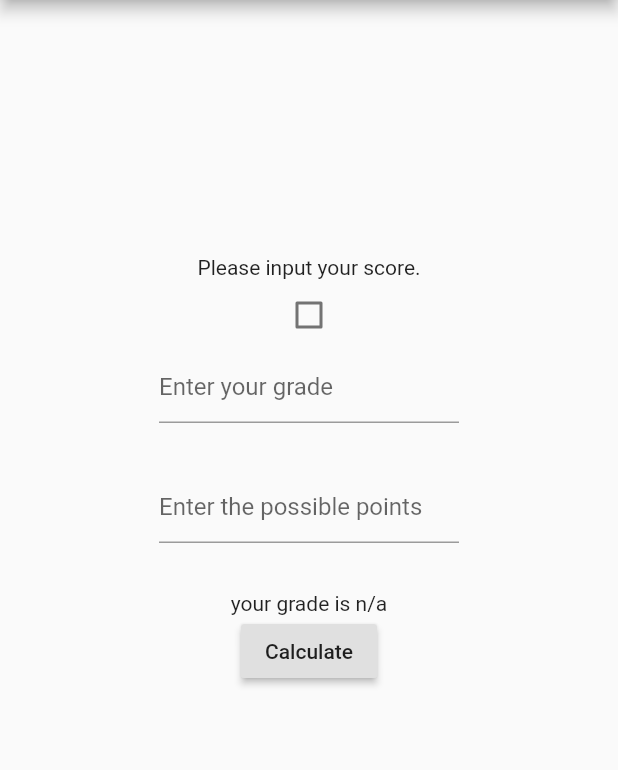
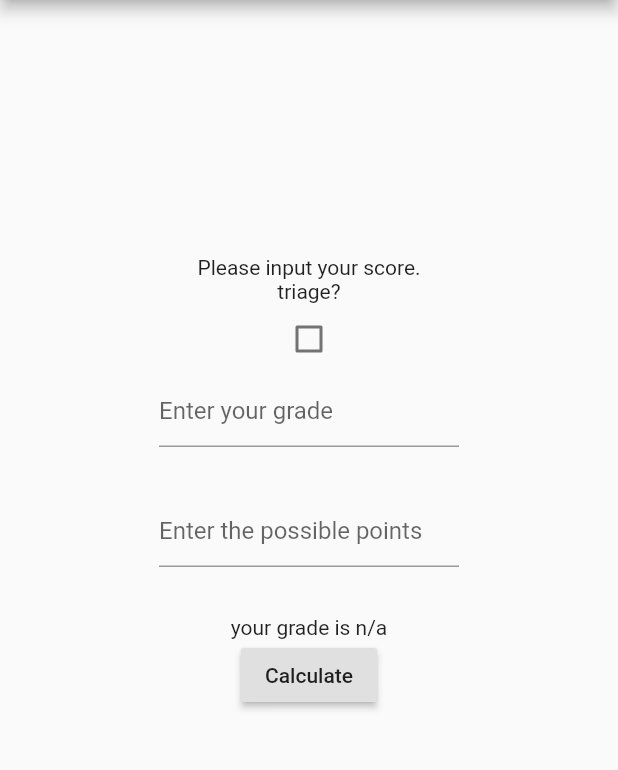
Before and after one commit to bsu-hci/MakeTheGrade, a Flutter app: the screen it shows after launch, on a phone screen of 412 x 824 dp, the part 84-854 px from its top. Run offline on Flutter 3.47's test engine with Material 2 defaults, Android fonts, the phone set to English and light mode, and no system bars.

Commit message:
Update main.dart

```diff
--- a/lib/main.dart
+++ b/lib/main.dart
@@ -96,6 +96,7 @@ class _MyStatefulWidgetState extends State<MyStatefulWidget> {
         children: [
           Padding(padding: EdgeInsets.all(85)),
           Text('Please input your score.'),
+          Text('triage?'),
           Checkbox(
             value: triage,
             onChanged: (bool value) {
```
